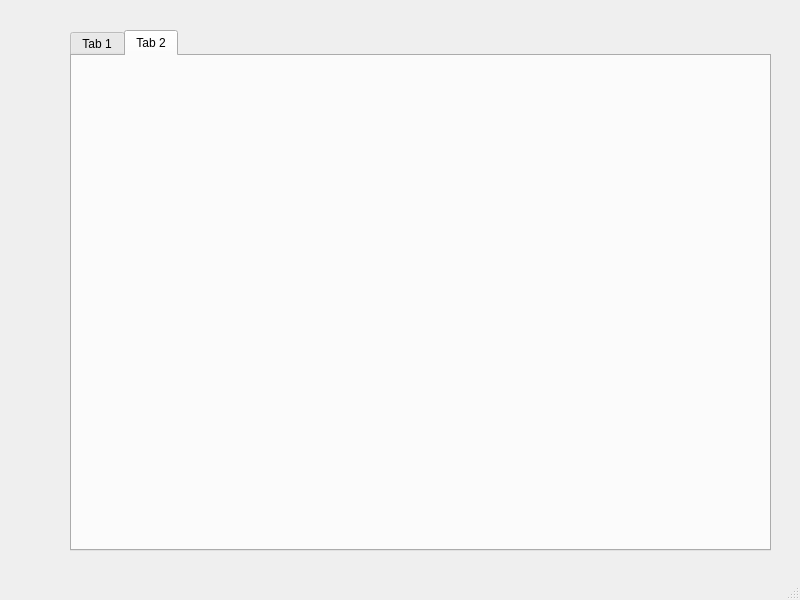
Qt form mainwindow.ui (wangwanqiang/QtTest) before a commit.
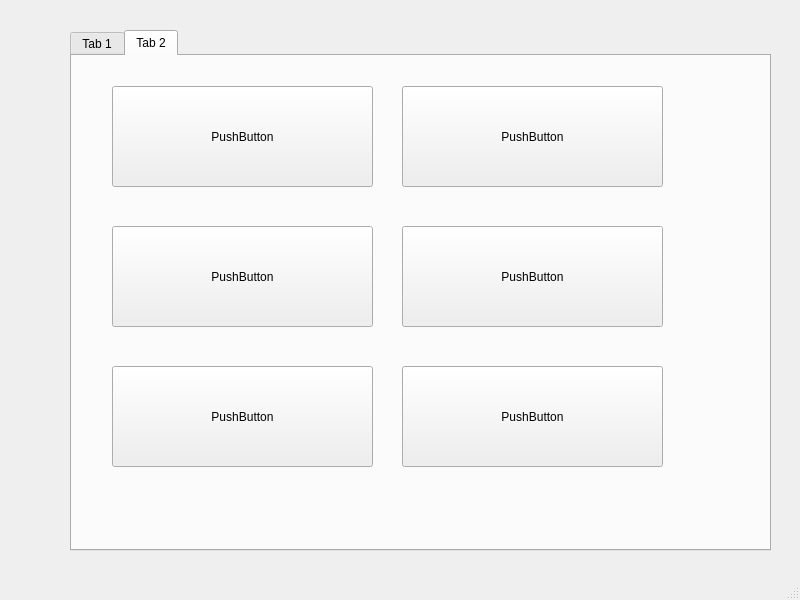
The same form after that commit. The open tabs and pages were chosen to show the change. Custom widgets are drawn as their Qt base class.

The edit to the form file:
```diff
--- a/mainwindow.ui
+++ b/mainwindow.ui
@@ -24,7 +24,10 @@
      </rect>
     </property>
     <property name="currentIndex">
-     <number>0</number>
+     <number>1</number>
+    </property>
+    <property name="elideMode">
+     <enum>Qt::ElideLeft</enum>
     </property>
     <widget class="QWidget" name="tab">
      <attribute name="title">
@@ -69,19 +72,6 @@
        <string>PushButton</string>
       </property>
      </widget>
-     <widget class="UTouchButton" name="pushButton_4">
-      <property name="geometry">
-       <rect>
-        <x>300</x>
-        <y>150</y>
-        <width>261</width>
-        <height>101</height>
-       </rect>
-      </property>
-      <property name="text">
-       <string>PushButton</string>
-      </property>
-     </widget>
      <widget class="UTouchButton" name="pushButton_5">
       <property name="geometry">
        <rect>
@@ -113,6 +103,84 @@
      <attribute name="title">
       <string>Tab 2</string>
      </attribute>
+     <widget class="UTouchButton" name="pushButton_4">
+      <property name="geometry">
+       <rect>
+        <x>40</x>
+        <y>30</y>
+        <width>261</width>
+        <height>101</height>
+       </rect>
+      </property>
+      <property name="text">
+       <string>PushButton</string>
+      </property>
+     </widget>
+     <widget class="UTouchButton" name="pushButton_7">
+      <property name="geometry">
+       <rect>
+        <x>330</x>
+        <y>170</y>
+        <width>261</width>
+        <height>101</height>
+       </rect>
+      </property>
+      <property name="text">
+       <string>PushButton</string>
+      </property>
+     </widget>
+     <widget class="UTouchButton" name="pushButton_8">
+      <property name="geometry">
+       <rect>
+        <x>330</x>
+        <y>30</y>
+        <width>261</width>
+        <height>101</height>
+       </rect>
+      </property>
+      <property name="text">
+       <string>PushButton</string>
+      </property>
+     </widget>
+     <widget class="UTouchButton" name="pushButton_9">
+      <property name="geometry">
+       <rect>
+        <x>40</x>
+        <y>170</y>
+        <width>261</width>
+        <height>101</height>
+       </rect>
+      </property>
+      <property name="text">
+       <string>PushButton</string>
+      </property>
+     </widget>
+     <widget class="UTouchButton" name="pushButton_10">
+      <property name="geometry">
+       <rect>
+        <x>40</x>
+        <y>310</y>
+        <width>261</width>
+        <height>101</height>
+       </rect>
+      </property>
+      <property name="text">
+       <string>PushButton</string>
+      </property>
+     </widget>
+     <widget class="UTouchButton" name="pushButton_11">
+      <property name="geometry">
+       <rect>
+        <x>330</x>
+        <y>310</y>
+        <width>261</width>
+        <height>101</height>
+       </rect>
+      </property>
+      <property name="text">
+       <string>PushButton</string>
+      </property>
+     </widget>
     </widget>
    </widget>
   </widget>
@@ -134,6 +202,12 @@
    <extends>QPushButton</extends>
    <header>utouchbutton.h</header>
   </customwidget>
+  <customwidget>
+   <class>UTabWidget</class>
+   <extends>QTabWidget</extends>
+   <header>utabwidget.h</header>
+   <container>1</container>
+  </customwidget>
  </customwidgets>
  <resources/>
  <connections/>
```
Left out of the diff: 2 changed lines with no effect on the pictures.
